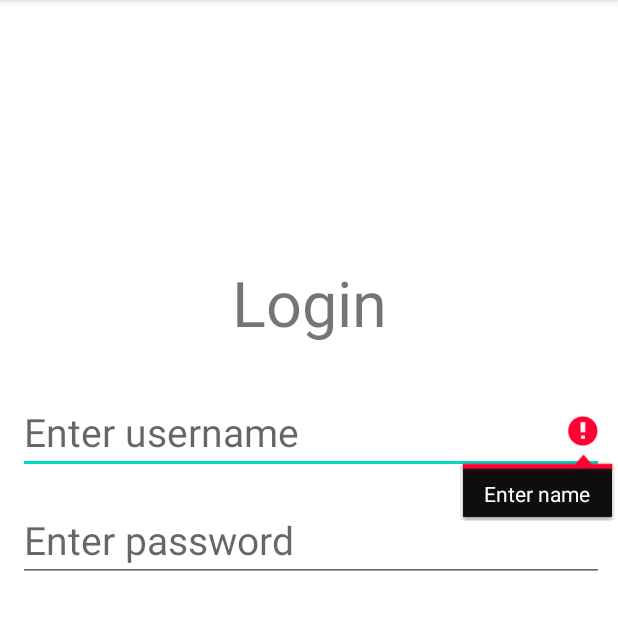
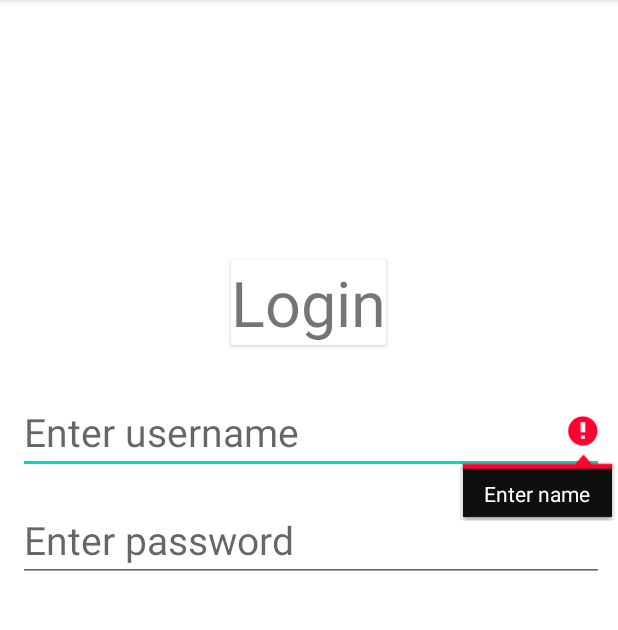
Before and after one commit to amanpreeto7/Sat-Assignment23, an Android app: the screen it shows after launch (MainActivity), after a tap on "LOGIN", on a phone screen of 412 x 824 dp, the part 84-714 px from its top. Run offline under Robolectric (Android 15) with nearby library versions, the phone set to English and light mode, and no system bars; our stand-ins replace data binding.

```diff
--- a/app/build.gradle
+++ b/app/build.gradle
@@ -29,6 +29,10 @@ android {
     kotlinOptions {
         jvmTarget = '1.8'
     }
+
+    buildFeatures{
+        dataBinding = true
+    }
 }
 
 dependencies {
--- a/app/src/main/java/com/o7services/javaapplication/MainActivity.kt
+++ b/app/src/main/java/com/o7services/javaapplication/MainActivity.kt
@@ -5,27 +5,27 @@ import android.os.Bundle
 import android.widget.Button
 import android.widget.EditText
 import android.widget.Toast
+import androidx.databinding.DataBindingUtil
+import com.o7services.javaapplication.databinding.ActivityMainBinding
 
 class MainActivity : AppCompatActivity() {
-    lateinit var etName: EditText
-    lateinit var etPassword: EditText
-    lateinit var btnLogin: Button
+    lateinit var binding: ActivityMainBinding
+        var arrayList = arrayOf(1,2,3)
     override fun onCreate(savedInstanceState: Bundle?) {
         super.onCreate(savedInstanceState)
-        setContentView(R.layout.activity_main)
-        etName = findViewById(R.id.etName)
-        etPassword = findViewById(R.id.etPassword)
-        btnLogin = findViewById(R.id.btnLogin)
+        binding = ActivityMainBinding.inflate(layoutInflater)
+        setContentView(binding.root)
+        arrayList[0] = 5
 
-        btnLogin.setOnClickListener {
+        binding.btnLogin.setOnClickListener {
             System.out.println("Login Clicked")
-            var name = etName.text.toString()
-            var password = etPassword.text.toString()
+            var name = binding.etName.text.toString()
+            var password = binding.etPassword.text.toString()
             if(name.isNullOrEmpty() == true){
-                etName.error = resources.getString(R.string.enter_name)
-                etName.requestFocus()
+                binding.etName.error = resources.getString(R.string.enter_name)
+                binding.etName.requestFocus()
             }else if(password.isNullOrEmpty()) {
-                etPassword.error = resources.getString(R.string.login_password)
+                binding.etPassword.error = resources.getString(R.string.login_password)
             }else{
                 Toast.makeText(this, resources.getString(R.string.login_successfully), Toast.LENGTH_LONG)
             }
--- a/app/src/main/java/com/o7services/javaapplication/RegistrationActivity.kt
+++ b/app/src/main/java/com/o7services/javaapplication/RegistrationActivity.kt
@@ -2,8 +2,10 @@ package com.o7services.javaapplication
 
 import androidx.appcompat.app.AppCompatActivity
 import android.os.Bundle
+import com.o7services.javaapplication.databinding.ActivityRegistrationBinding
 
 class RegistrationActivity : AppCompatActivity() {
+    lateinit var binding: ActivityRegistrationBinding
     override fun onCreate(savedInstanceState: Bundle?) {
         super.onCreate(savedInstanceState)
         setContentView(R.layout.activity_registration)
--- a/app/src/main/res/layout/activity_main.xml
+++ b/app/src/main/res/layout/activity_main.xml
@@ -1,8 +1,9 @@
 <?xml version="1.0" encoding="utf-8"?>
-<LinearLayout xmlns:android="http://schemas.android.com/apk/res/android"
+<layout
+    xmlns:android="http://schemas.android.com/apk/res/android"
     xmlns:app="http://schemas.android.com/apk/res-auto"
-    xmlns:tools="http://schemas.android.com/tools"
-    android:layout_width="match_parent"
+    xmlns:tools="http://schemas.android.com/tools">
+<LinearLayout android:layout_width="match_parent"
     android:layout_height="match_parent"
     android:orientation="vertical"
     android:gravity="center"
@@ -10,13 +11,18 @@
     android:layout_gravity="center"
     tools:context=".MainActivity">
 
+    <androidx.cardview.widget.CardView
+        android:layout_width="wrap_content"
+        android:elevation="50dp"
+        android:layout_height="wrap_content">
     <TextView
         android:layout_width="match_parent"
         android:layout_height="wrap_content"
         android:gravity="center"
         android:text="@string/login_title"
+        android:elevation="@dimen/margin_10dp"
         android:textSize="42sp" />
-
+    </androidx.cardview.widget.CardView>
     <EditText
         android:id="@+id/etName"
         android:layout_width="match_parent"
@@ -69,3 +75,4 @@
         />
 
 </LinearLayout>
+</layout>
--- a/app/src/main/res/values/dimens.xml
+++ b/app/src/main/res/values/dimens.xml
@@ -1,4 +1,5 @@
 <?xml version="1.0" encoding="utf-8"?>
 <resources>
     <dimen name="margin_10dp">10dp</dimen>
+    <dimen name="margin_20sp">20sp</dimen>
 </resources>
--- a/app/src/main/res/values/strings.xml
+++ b/app/src/main/res/values/strings.xml
@@ -17,4 +17,5 @@
     <string name="enter_your_email">Enter your email</string>
     <string name="enter_your_phone_number">Enter your phone number</string>
     <string name="signup">Signup</string>
+    <string name="registration">Registration</string>
 </resources>
```
Also changed, not shown: app/src/main/res/layout/activity_registration.xml (+15 -2 lines).
